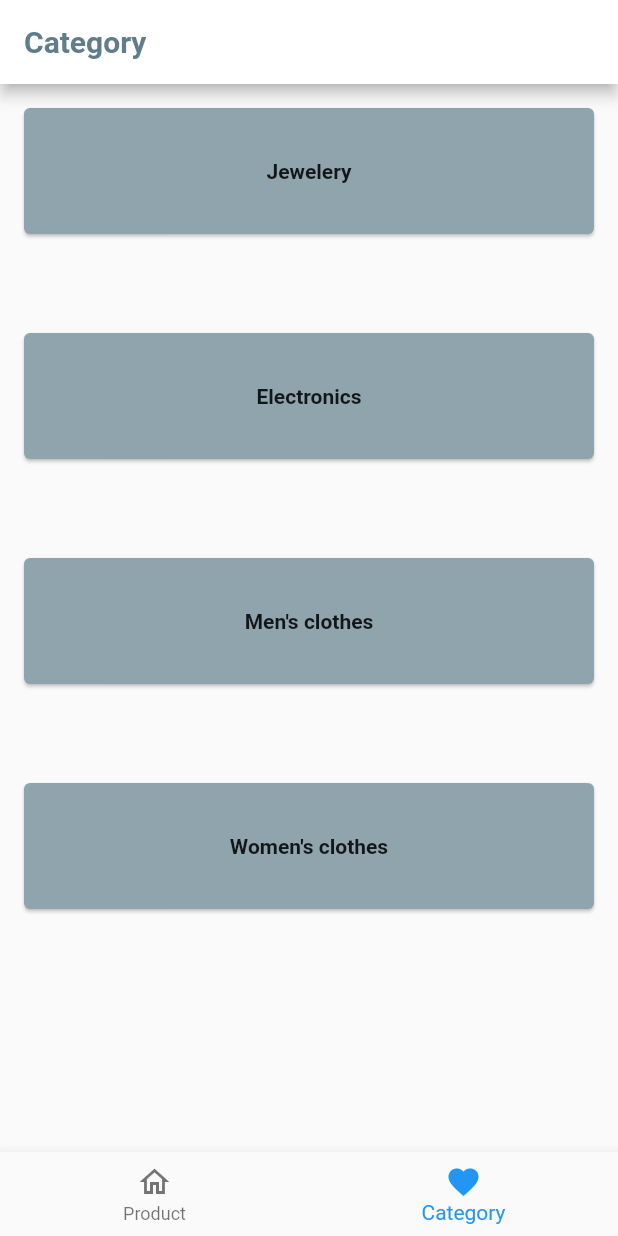
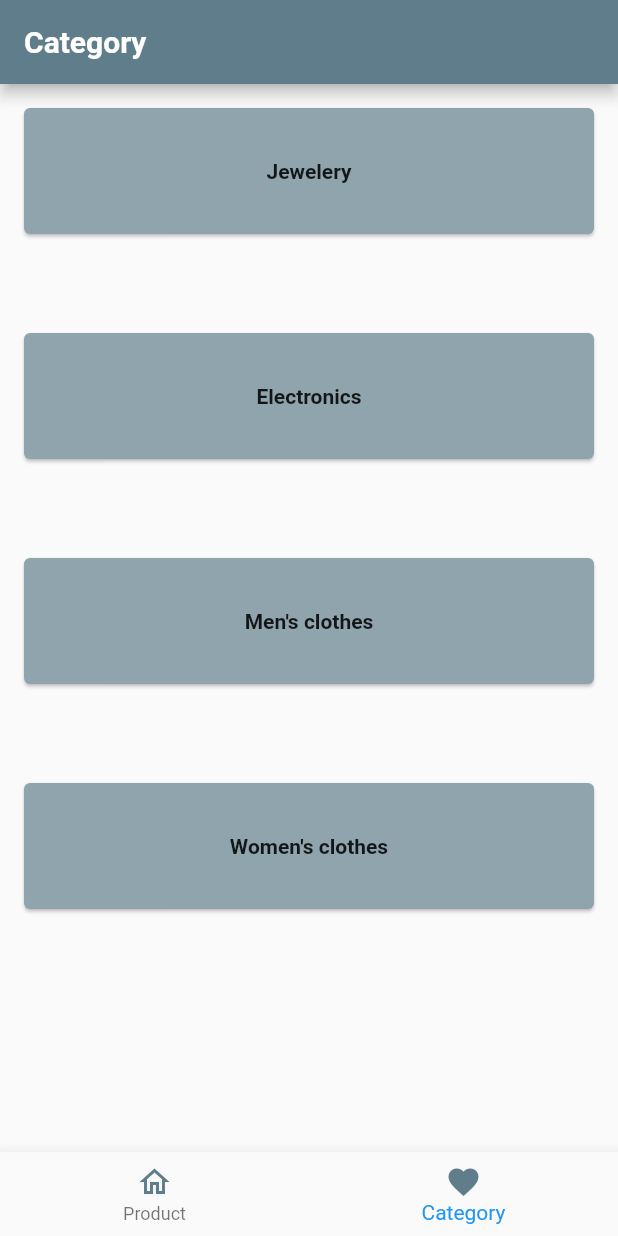
Before and after one commit to nujud-alharbi/api_task2, a Flutter app: the screen it shows after launch, item 2 of the bottom bar chosen, on a phone screen of 412 x 824 dp. Run offline on Flutter 3.47's test engine with Material 2 defaults, Android fonts, the phone set to English and light mode, and no system bars; our stand-ins replace get, get_storage; network calls fail; statements that could not run were skipped.

```diff
--- a/lib/view/screen/main_shop_screen.dart
+++ b/lib/view/screen/main_shop_screen.dart
@@ -15,13 +15,13 @@ class HomeScreen extends StatelessWidget {
     return GetBuilder<NavBarController>(builder: (controller) {
       return Scaffold(
         appBar: AppBar(
-          backgroundColor: Colors.white,
+          backgroundColor: Colors.blueGrey,
           actions:const [
 
           ],
           title: Text(
             controller.title[controller.currentIndex],
-            style: TextStyle(color: Colors.blueGrey,
+            style: TextStyle(color: Colors.white,
             fontWeight: FontWeight.bold),
           ),
         ),
--- a/lib/view/widget/header_widget.dart
+++ b/lib/view/widget/header_widget.dart
@@ -15,7 +15,7 @@ class HeaderWidget extends StatelessWidget {
       backgroundColor: Colors.blueGrey,
       title: Text(
         title != null ? title! : '',
-        style: Theme.of(context).textTheme.bodyLarge ,
+        style: TextStyle(color: Colors.white) ,
 
       ),
       leading: leading,
--- a/lib/view/widget/navbar_widget.dart
+++ b/lib/view/widget/navbar_widget.dart
@@ -18,12 +18,12 @@ class NavBarWidget extends StatelessWidget {
 
             BottomNavigationBarItem(
                 label: "Product",
-                activeIcon: Icon(Icons.home),
-                icon:Icon(Icons.home_outlined)),
+                activeIcon: Icon(Icons.home,color: Colors.blueGrey,),
+                icon:Icon(Icons.home_outlined,color: Colors.blueGrey,)),
 
             BottomNavigationBarItem(
-              activeIcon: Icon(Icons.favorite),
-              icon:Icon(Icons.category_rounded),
+              activeIcon: Icon(Icons.favorite,color: Colors.blueGrey,),
+              icon:Icon(Icons.category_rounded,color: Colors.blueGrey,),
               label: 'Category',
             ),
 
```
Also changed, not shown: lib/logic/controller/product_controller.dart (+20 -7 lines), lib/view/screen/Category/specifice_category.dart (+1 -10 lines), lib/view/screen/home/limit_product.dart (+1 -6 lines), lib/view/screen/home/show_all_product_screen.dart (+24 -19 lines).
